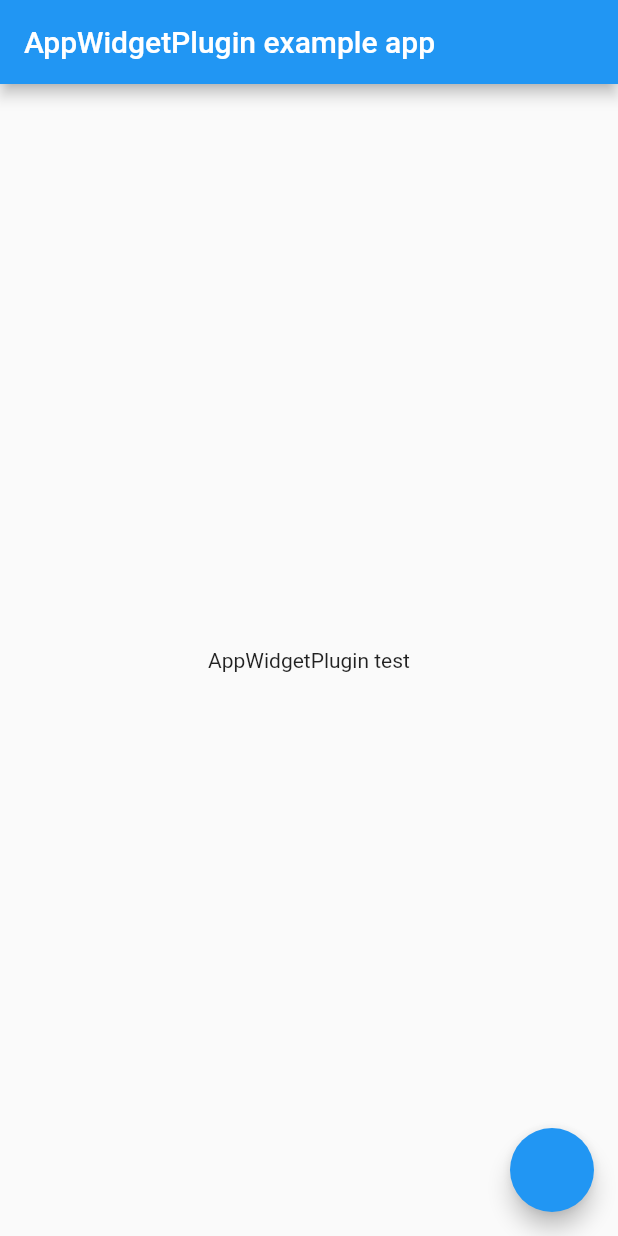
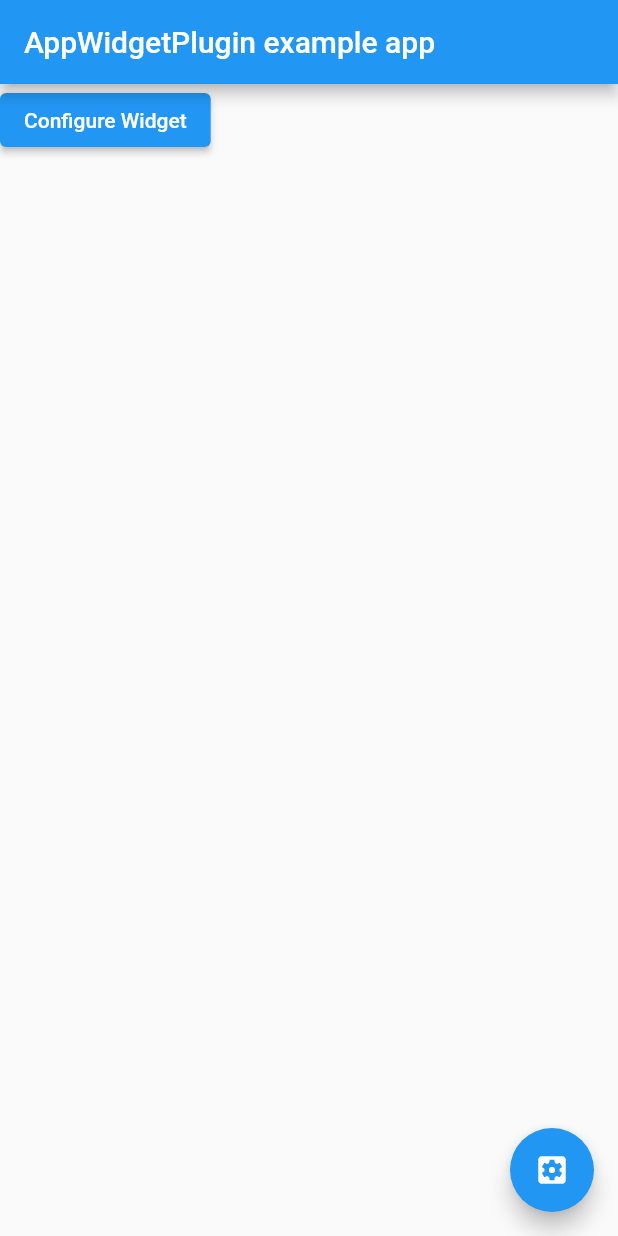
Before and after one commit to noxasch/flutter_app_widget, a Flutter app: the screen it shows after launch, on a phone screen of 412 x 824 dp. Run offline on Flutter 3.47's test engine with Material 2 defaults, Android fonts, the phone set to English and light mode, and no system bars; our stand-ins replace plugin_platform_interface.

Commit message:
chore: update docs

```diff
--- a/app_widget/example/lib/main.dart
+++ b/app_widget/example/lib/main.dart
@@ -3,15 +3,7 @@ import 'package:flutter/material.dart';
 import 'package:app_widget/app_widget.dart';
 
 void onClickWidget(Map<String, dynamic> payload) {
-  print("NOXASCH_EXAMPLE: onClickWidget");
-}
-
-void onUpdateWidgets(List<int> widgetIds) {
-  print("NOXASCH_EXAMPLE: onUpdateWidgets");
-}
-
-void onDeletedWidgets(List<int> widgetIds) {
-  print("NOXASCH_EXAMPLE: onDeletedWidgets");
+  print('onClick Widget: $payload');
 }
 
 void main() {
@@ -49,10 +41,7 @@ class _MyAppState extends State<MyApp> {
 
   void onConfigureWidget(int widgetId) {
     _widgetId = widgetId;
-    // skip if zero - seems like a bug whenever flutter restart
-    print('NOXASCH_EXAMPLE: onConfigureWidget $widgetId');
-    // 1. open deeplink with params
-    // launchUrl(Uri.parse('https://www.google.com'));
+    // do something
   }
 
   @override
@@ -62,12 +51,22 @@ class _MyAppState extends State<MyApp> {
         appBar: AppBar(
           title: const Text('AppWidgetPlugin example app'),
         ),
-        body: const Center(
-          child: Text('AppWidgetPlugin test'),
+        body: Column(
+          children: [
+            ConfigureButton(
+                widgetId: _widgetId, appWidgetPlugin: _appWidgetPlugin),
+            const SizedBox(
+              height: 10,
             ),
-        floatingActionButton: FloatingActionButton(onPressed: () async {
-          // await _appWidgetPlugin.cancelConfigureWidget();
+          ],
+        ),
+        floatingActionButton: FloatingActionButton(
+            child: const Icon(Icons.settings_applications),
+            onPressed: () async {
               if (_widgetId != null) {
+                // this means the app is started by the widget config event
+
+                // send configure
                 await _appWidgetPlugin.configureWidget(
                     widgetId: _widgetId!,
                     widgetLayout: 'example_layout',
@@ -85,3 +84,44 @@ class _MyAppState extends State<MyApp> {
     );
   }
 }
+
+class ConfigureButton extends StatelessWidget {
+  const ConfigureButton({
+    Key? key,
+    required int? widgetId,
+    required AppWidgetPlugin appWidgetPlugin,
+  })  : _widgetId = widgetId,
+        _appWidgetPlugin = appWidgetPlugin,
+        super(key: key);
+
+  final int? _widgetId;
+  final AppWidgetPlugin _appWidgetPlugin;
+
+  @override
+  Widget build(BuildContext context) {
+    return ElevatedButton(
+        onPressed: () async {
+          if (_widgetId != null) {
+            // this means the app is started by the widget config event
+            final messenger = ScaffoldMessenger.of(context);
+
+            // send configure
+            await _appWidgetPlugin.configureWidget(
+                widgetId: _widgetId!,
+                widgetLayout: 'example_layout',
+                textViewIdValueMap: {
+                  'widget_title': 'MY WIDGET',
+                  'widget_message': 'This is my widget message'
+                });
+            messenger.showSnackBar(const SnackBar(
+                content:
+                    Text('Opps, no widget id from WIDGET_CONFUGRE event')));
+          } else {
+            ScaffoldMessenger.of(context).showSnackBar(const SnackBar(
+                content:
+                    Text('Opps, no widget id from WIDGET_CONFIGURE event')));
+          }
+        },
+        child: const Text('Configure Widget'));
+  }
+}
```
Also changed, not shown: 1 other file. Lines whose indentation alone changed are shown as unchanged.
